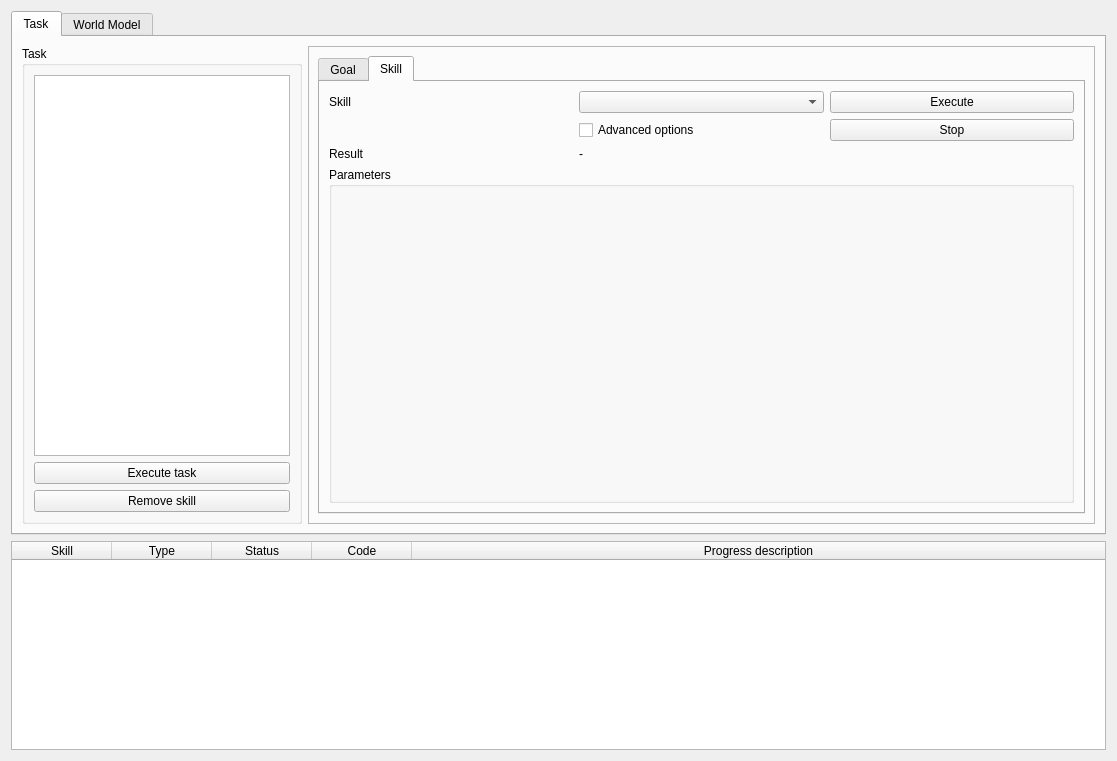
Old version of the form skiros2_gui/src/skiros2_gui/core/skiros_gui.ui in the repository RobotLabLTH/skiros2.
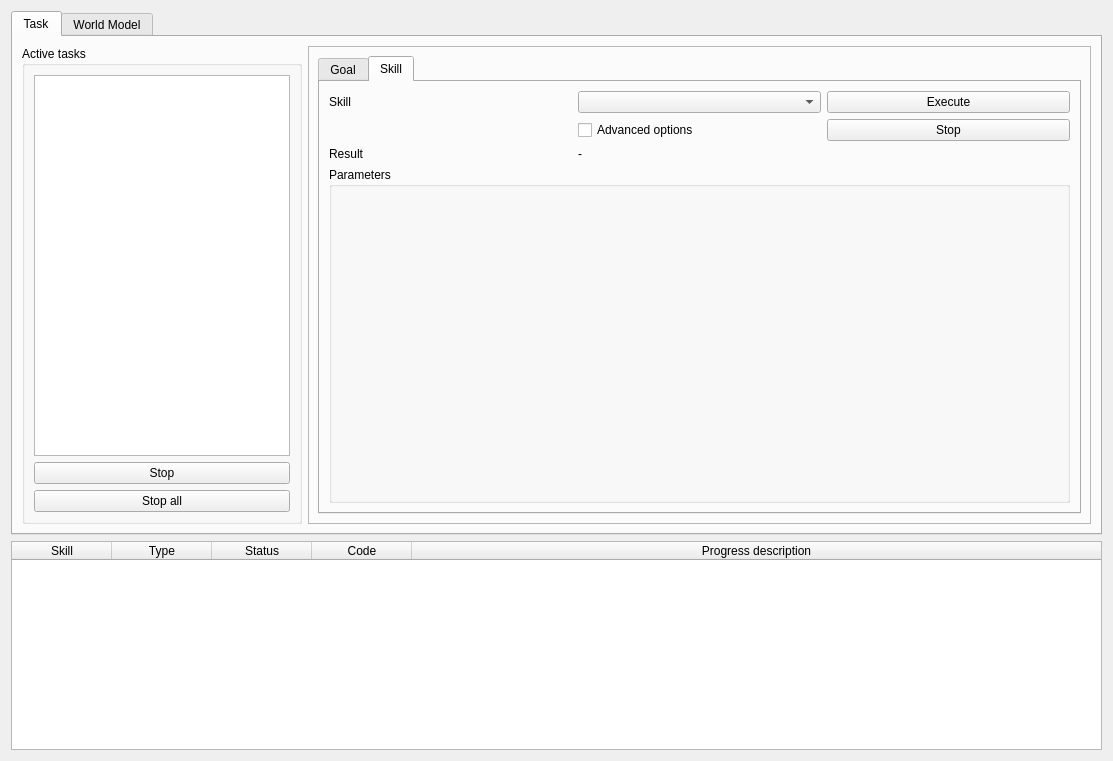
New version of the form. The open tabs and pages were chosen to show the change.

Commit message: Patch to always refresh WM view when starting the GUI

Diff of the .ui file:
```diff
--- a/skiros2_gui/src/skiros2_gui/core/skiros_gui.ui
+++ b/skiros2_gui/src/skiros2_gui/core/skiros_gui.ui
@@ -39,8 +39,8 @@
      </property>
      <property name="minimumSize">
       <size>
-       <width>80</width>
-       <height>60</height>
+       <width>600</width>
+       <height>400</height>
       </size>
      </property>
      <property name="currentIndex">
@@ -63,7 +63,7 @@
           </sizepolicy>
          </property>
          <property name="title">
-          <string>Task</string>
+          <string>Active tasks</string>
          </property>
          <layout class="QVBoxLayout" name="verticalLayout_4">
           <item>
@@ -85,14 +85,14 @@
           <item>
            <widget class="QPushButton" name="pushButton">
             <property name="text">
-             <string>Execute task</string>
+             <string>Stop</string>
             </property>
            </widget>
           </item>
           <item>
            <widget class="QPushButton" name="remove_skill_button">
             <property name="text">
-             <string>Remove skill</string>
+             <string>Stop all</string>
             </property>
            </widget>
           </item>
@@ -614,7 +614,7 @@
      </property>
      <property name="minimumSize">
       <size>
-       <width>1095</width>
+       <width>0</width>
        <height>0</height>
       </size>
      </property>
```
Left out of the diff: 8 changed lines with no effect on the pictures. The commit also changes 3 other files.
